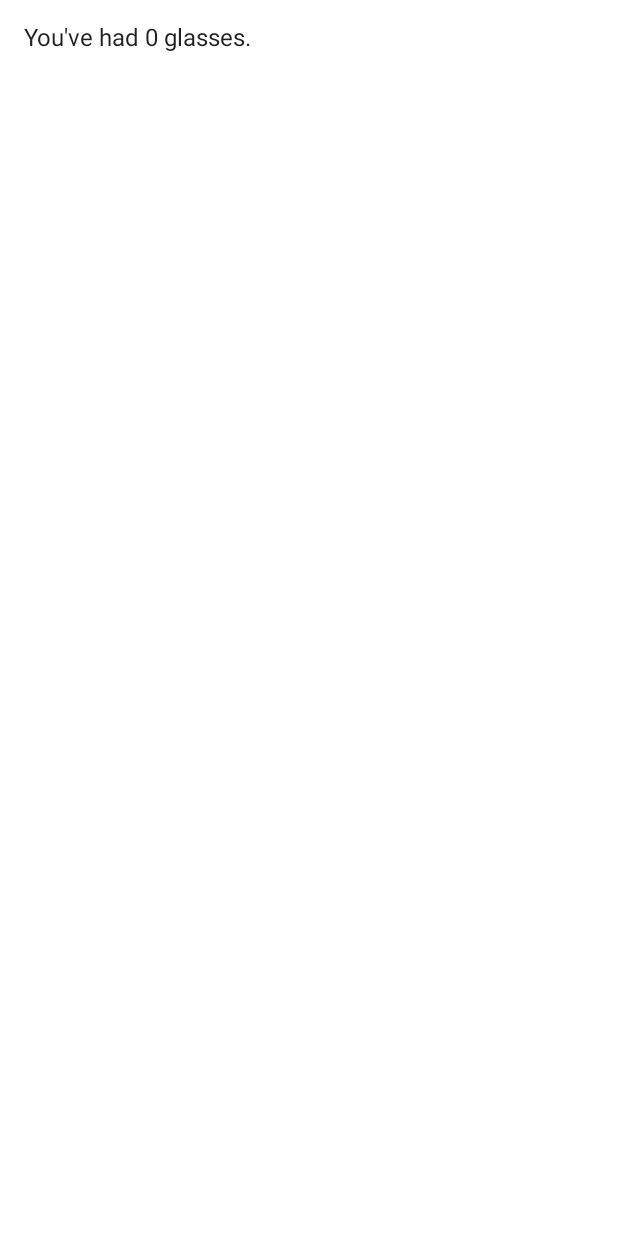
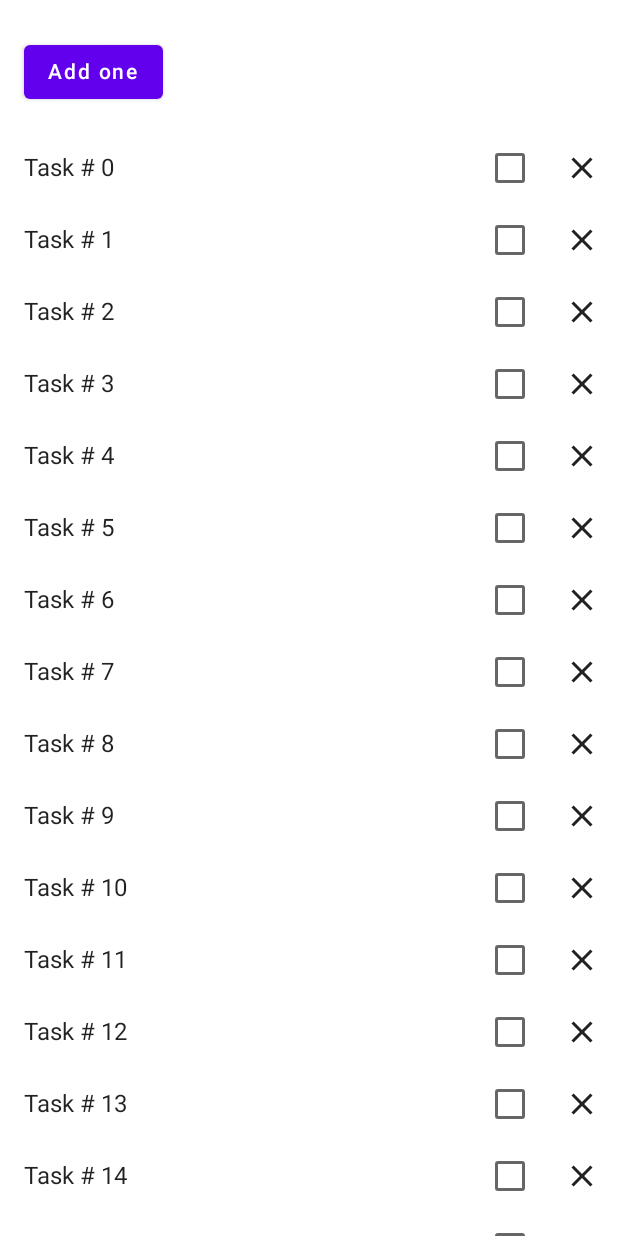
Before and after one commit to hvaandres/BasicStateCodelab, an Android app built with Jetpack Compose: the screen it shows after launch (MainActivity), on a phone screen of 412 x 824 dp. Before the commit the screen is almost empty. Run offline under Robolectric (Android 15) with nearby library versions, the phone set to English and light mode, and no system bars.

Commit message:
I completed the app, we just have an issue with a dependency ndroidx.lifecycle:lifecycle-viewmodel-compose:2.6.0-alpha02

```diff
--- a/app/build.gradle
+++ b/app/build.gradle
@@ -55,6 +55,7 @@ android {
 dependencies {
 
     implementation 'androidx.core:core-ktx:1.7.0'
+    implementation "androidx.lifecycle:lifecycle-viewmodel-compose:2.6.0-alpha02"
     implementation 'androidx.lifecycle:lifecycle-runtime-ktx:2.3.1'
     implementation 'androidx.activity:activity-compose:1.3.1'
     implementation "androidx.compose.ui:ui:$compose_ui_version"
--- a/app/src/main/java/com/example/basicstatecodelab/WaterCounter.kt
+++ b/app/src/main/java/com/example/basicstatecodelab/WaterCounter.kt
@@ -1,16 +1,34 @@
 package com.example.basicstatecodelab
 
+import WellnessTaskItem
+import androidx.compose.foundation.layout.Column
 import androidx.compose.foundation.layout.padding
+import androidx.compose.material.Button
 import androidx.compose.material.Text
 import androidx.compose.runtime.Composable
+import androidx.compose.runtime.mutableStateOf
+import androidx.compose.runtime.remember
 import androidx.compose.ui.Modifier
 import androidx.compose.ui.unit.dp
+import androidx.compose.runtime.getValue
+import androidx.compose.runtime.saveable.rememberSaveable
+import androidx.compose.runtime.setValue
 
 @Composable
-fun WaterCounter(modifier: Modifier = Modifier) {
-    val count = 0
-    Text(
-        text = "You've had $count glasses.",
-        modifier = modifier.padding(16.dp)
-    )
+fun StatefulCounter(modifier: Modifier = Modifier) {
+        var count by rememberSaveable { mutableStateOf(0) }
+
+        StatelessCounter(count = count, onIncrement = { count++ }, modifier = modifier)
 }
+
+@Composable
+fun StatelessCounter(count: Int, onIncrement: () -> Unit, modifier: Modifier = Modifier) {
+    Column(modifier = modifier.padding(16.dp)) {
+        if (count > 0) {
+            Text("You've had $count glasses.")
+        }
+        Button(onClick = onIncrement, Modifier.padding(top = 8.dp), enabled = count < 10) {
+            Text("Add one")
+        }
+    }
+}
--- a/app/src/main/java/com/example/basicstatecodelab/WellnessScreen.kt
+++ b/app/src/main/java/com/example/basicstatecodelab/WellnessScreen.kt
@@ -1,9 +1,28 @@
 package com.example.basicstatecodelab
 
+import androidx.compose.foundation.layout.Column
 import androidx.compose.runtime.Composable
+import androidx.compose.runtime.remember
+import androidx.compose.runtime.toMutableStateList
 import androidx.compose.ui.Modifier
+import androidx.lifecycle.viewmodel.compose.viewModel
 
 @Composable
-fun WellnessScreen(modifier: Modifier = Modifier) {
-    WaterCounter(modifier)
+fun WellnessScreen(
+    modifier: Modifier = Modifier,
+    wellnessViewModel: WellnessViewModel = viewModel()
+) {
+    Column(modifier = modifier) {
+        StatefulCounter()
+
+        WellnessTasksList(
+            list = wellnessViewModel.tasks,
+            onCheckedTask = { task, checked ->
+                wellnessViewModel.changeTaskChecked(task, checked)
+            },
+            onCloseTask = { task ->
+                wellnessViewModel.remove(task)
+            }
+        )
+    }
 }
--- /dev/null
+++ b/app/src/main/java/com/example/basicstatecodelab/WellnessTask.kt
@@ -0,0 +1,13 @@
+package com.example.basicstatecodelab
+
+import androidx.compose.runtime.getValue
+import androidx.compose.runtime.mutableStateOf
+import androidx.compose.runtime.setValue
+
+class WellnessTask(
+    val id: Int,
+    val label: String,
+    initialChecked: Boolean = false
+) {
+    var checked by mutableStateOf(initialChecked)
+}
--- /dev/null
+++ b/app/src/main/java/com/example/basicstatecodelab/WellnessTaskItem.kt
@@ -0,0 +1,63 @@
+import androidx.compose.foundation.layout.Row
+import androidx.compose.material.Icon
+import androidx.compose.material.IconButton
+import androidx.compose.material.Text
+import androidx.compose.material.icons.Icons
+import androidx.compose.material.icons.filled.Close
+import androidx.compose.runtime.Composable
+import androidx.compose.ui.Alignment
+import androidx.compose.ui.Modifier
+import androidx.compose.ui.unit.dp
+import androidx.compose.foundation.layout.padding
+import androidx.compose.material.Checkbox
+import com.example.basicstatecodelab.WellnessScreen
+import androidx.compose.runtime.getValue
+import androidx.compose.runtime.setValue
+import androidx.compose.runtime.mutableStateOf
+import androidx.compose.runtime.remember
+import androidx.compose.runtime.saveable.rememberSaveable
+import com.example.basicstatecodelab.WellnessTask
+
+@Composable
+fun WellnessTaskItem(
+    taskName: String, onClose: () -> Unit, modifier: Modifier = Modifier
+) {
+    var checkedState by rememberSaveable { mutableStateOf(false) }
+
+    WellnessTaskItem(
+        taskName = taskName,
+        checked = checkedState,
+        onCheckedChange = { newValue -> checkedState = newValue },
+        onClose = onClose,
+        modifier = modifier,
+    )
+}
+
+
+
+@Composable
+fun WellnessTaskItem(
+    taskName: String,
+    checked: Boolean,
+    onCheckedChange: (Boolean) -> Unit,
+    onClose: () -> Unit,
+    modifier: Modifier = Modifier
+) {
+    Row(
+        modifier = modifier, verticalAlignment = Alignment.CenterVertically
+    ) {
+        Text(
+            modifier = Modifier
+                .weight(1f)
+                .padding(start = 16.dp),
+            text = taskName
+        )
+        Checkbox(
+            checked = checked,
+            onCheckedChange = onCheckedChange
+        )
+        IconButton(onClick = onClose) {
+            Icon(Icons.Filled.Close, contentDescription = "Close")
+        }
+    }
+}
--- /dev/null
+++ b/app/src/main/java/com/example/basicstatecodelab/WellnessTasksList.kt
@@ -0,0 +1,34 @@
+package com.example.basicstatecodelab
+
+import WellnessTaskItem
+
+
+import androidx.compose.foundation.lazy.LazyColumn
+import androidx.compose.foundation.lazy.items
+import androidx.compose.runtime.Composable
+import androidx.compose.ui.Modifier
+import androidx.compose.runtime.remember
+
+@Composable
+fun WellnessTasksList(
+    list: List<WellnessTask>,
+    onCheckedTask: (WellnessTask, Boolean) -> Unit,
+    onCloseTask: (WellnessTask) -> Unit,
+    modifier: Modifier = Modifier
+) {
+    LazyColumn(
+        modifier = modifier
+    ) {
+        items(
+            items = list,
+            key = { task -> task.id }
+        ) { task ->
+            WellnessTaskItem(
+                taskName = task.label,
+                checked = task.checked,
+                onCheckedChange = { checked -> onCheckedTask(task, checked) },
+                onClose = { onCloseTask(task) }
+            )
+        }
+    }
+}
--- /dev/null
+++ b/app/src/main/java/com/example/basicstatecodelab/WellnessViewModel.kt
@@ -0,0 +1,20 @@
+package com.example.basicstatecodelab
+
+import androidx.compose.runtime.toMutableStateList
+import androidx.lifecycle.ViewModel
+
+class WellnessViewModel : ViewModel() {
+    private val _tasks = getWellnessTasks().toMutableStateList()
+    val tasks: List<WellnessTask>
+        get() = _tasks
+
+    fun changeTaskChecked(item: WellnessTask, checked: Boolean) =
+        tasks.find { it.id == item.id }?.let { task ->
+            task.checked = checked
+        }
+    fun remove(item: WellnessTask) {
+        _tasks.remove(item)
+    }
+}
+
+private fun getWellnessTasks() = List(30) { i -> WellnessTask(i, "Task # $i") }
```
